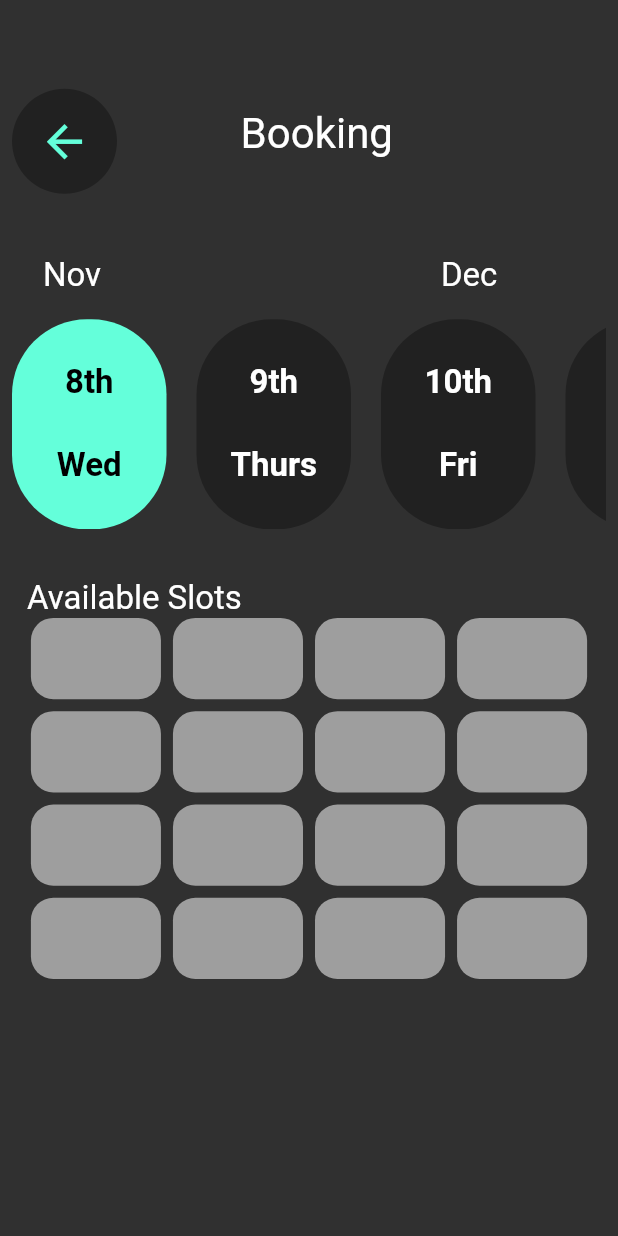
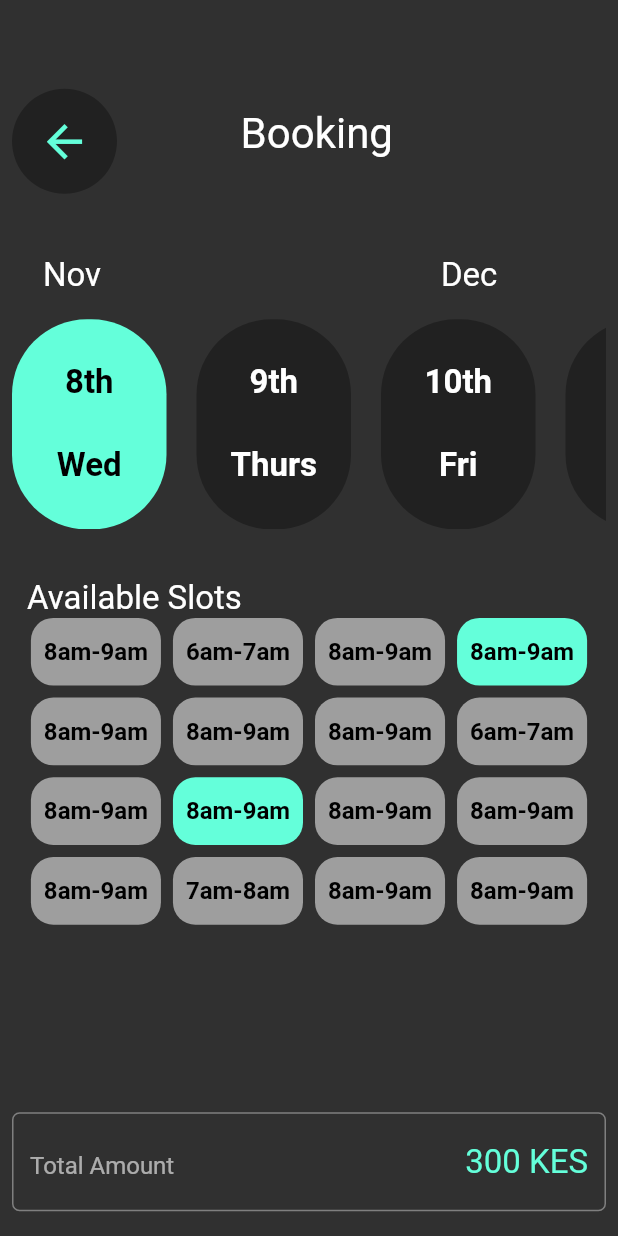
Before and after one commit to Taber1/SportsAppUIKIT, a Flutter app: the BookingScreen screen opened directly, on a phone screen of 412 x 824 dp. Run offline on Flutter 3.47's test engine with Material 2 defaults, Android fonts, the phone set to English and light mode, and no system bars; our stand-ins replace font_awesome_flutter.

Commit message:
booking 1

```diff
--- a/lib/booking.dart
+++ b/lib/booking.dart
@@ -171,22 +171,20 @@ class _BookingScreenState extends State<BookingScreen> {
               alignment: Alignment.topCenter,
               height: MediaQuery.of(context).size.height * 0.4,
               width: MediaQuery.of(context).size.width * 0.9,
-              child: GridView.builder(
+              child: GridView.count(
                   physics: NeverScrollableScrollPhysics(),
-                  itemCount: 16,
-                  gridDelegate: SliverGridDelegateWithFixedCrossAxisCount(
-                      childAspectRatio: MediaQuery.of(context).size.height /
-                          MediaQuery.of(context).size.width *
-                          0.8,
-                      mainAxisSpacing: 8,
-                      crossAxisSpacing: 8,
-                      crossAxisCount: 4),
-                  itemBuilder: (BuildContext context, int index) {
-                    return HorizontalCard();
-                  }),
-            ),
-            SizedBox(
-              height: MediaQuery.of(context).size.height * 0.1,
+                  crossAxisCount: 4,
+                  crossAxisSpacing: 8,
+                  mainAxisSpacing: 8,
+                  childAspectRatio: MediaQuery.of(context).size.height *
+                      1.2 /
+                      MediaQuery.of(context).size.width *
+                      0.8,
+                  children: List.generate(choices.length, (index) {
+                    return HorizontalCard(
+                      choice: choices[index],
+                    );
+                  })),
             ),
             TextField(
                 decoration: InputDecoration(
@@ -197,8 +195,29 @@ class _BookingScreenState extends State<BookingScreen> {
                   OutlineInputBorder(borderRadius: BorderRadius.circular(5)),
               hintText: 'Total Amount',
               suffixStyle: TextStyle(color: Colors.tealAccent, fontSize: 22),
-              suffixText: '300 KES',
+              suffix: Text('300 KES'),
+              floatingLabelBehavior: FloatingLabelBehavior.always,
             )),
+            SizedBox(
+              height: MediaQuery.of(context).size.height * 0.05,
+            ),
+            ButtonTheme(
+              minWidth: MediaQuery.of(context).size.width * 0.4,
+              height: MediaQuery.of(context).size.height * 0.05,
+              child: RaisedButton(
+                onPressed: () {},
+                color: Colors.tealAccent,
+                shape: RoundedRectangleBorder(
+                    borderRadius: BorderRadius.circular(20)),
+                child: Text(
+                  "PAY",
+                  style: TextStyle(color: Colors.black),
+                ),
+              ),
+            ),
+            SizedBox(
+              height: MediaQuery.of(context).size.height * 0.1,
+            ),
           ],
         ),
       ),
@@ -206,16 +225,52 @@ class _BookingScreenState extends State<BookingScreen> {
   }
 }
 
-class HorizontalCard extends StatelessWidget {
+class Choice {
+  const Choice({this.time1, this.time2, this.color});
   final String time1;
   final String time2;
   final Color color;
-  HorizontalCard({this.time1, this.time2, this.color});
+}
+
+const List<Choice> choices = const <Choice>[
+  const Choice(time1: '8am', time2: '9am', color: Colors.grey),
+  const Choice(time1: '6am', time2: '7am', color: Colors.grey),
+  const Choice(time1: '8am', time2: '9am', color: Colors.grey),
+  const Choice(time1: '8am', time2: '9am', color: Colors.tealAccent),
+  const Choice(time1: '8am', time2: '9am', color: Colors.grey),
+  const Choice(time1: '8am', time2: '9am', color: Colors.grey),
+  const Choice(time1: '8am', time2: '9am', color: Colors.grey),
+  const Choice(time1: '6am', time2: '7am', color: Colors.grey),
+  const Choice(time1: '8am', time2: '9am', color: Colors.grey),
+  const Choice(time1: '8am', time2: '9am', color: Colors.tealAccent),
+  const Choice(time1: '8am', time2: '9am', color: Colors.grey),
+  const Choice(time1: '8am', time2: '9am', color: Colors.grey),
+  const Choice(time1: '8am', time2: '9am', color: Colors.grey),
+  const Choice(time1: '7am', time2: '8am', color: Colors.grey),
+  const Choice(time1: '8am', time2: '9am', color: Colors.grey),
+  const Choice(time1: '8am', time2: '9am', color: Colors.grey),
+];
+
+class HorizontalCard extends StatelessWidget {
+  final Choice choice;
+  const HorizontalCard({Key key, this.choice}) : super(key: key);
   @override
   Widget build(BuildContext context) {
     return Container(
+      // width: MediaQuery.of(context).size.width*0.1,
+      // height: MediaQuery.of(context).size.height*0.2,
       decoration: BoxDecoration(
-          color: Colors.grey, borderRadius: BorderRadius.circular(15)),
+          color: choice.color, borderRadius: BorderRadius.circular(15)),
+      child: Row(
+        mainAxisAlignment: MainAxisAlignment.center,
+        children: [
+          Text(
+            choice.time1 + "-" + choice.time2,
+            style: TextStyle(
+                color: Colors.black, fontSize: 16, fontWeight: FontWeight.bold),
+          )
+        ],
+      ),
     );
   }
 }
```
